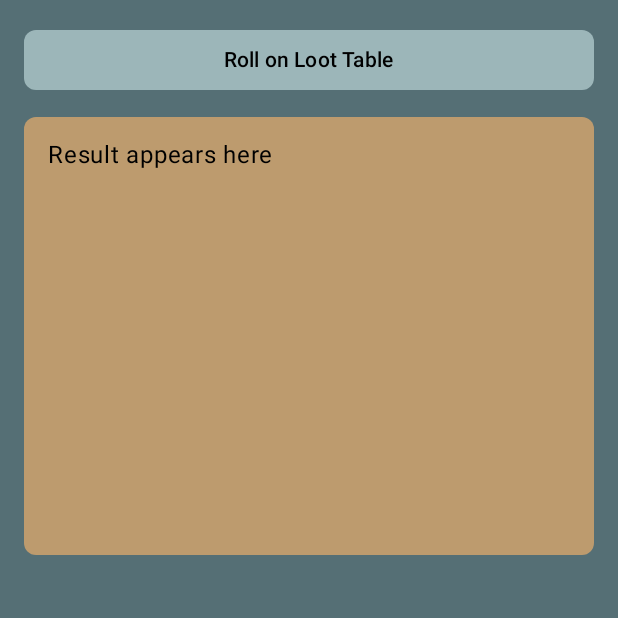
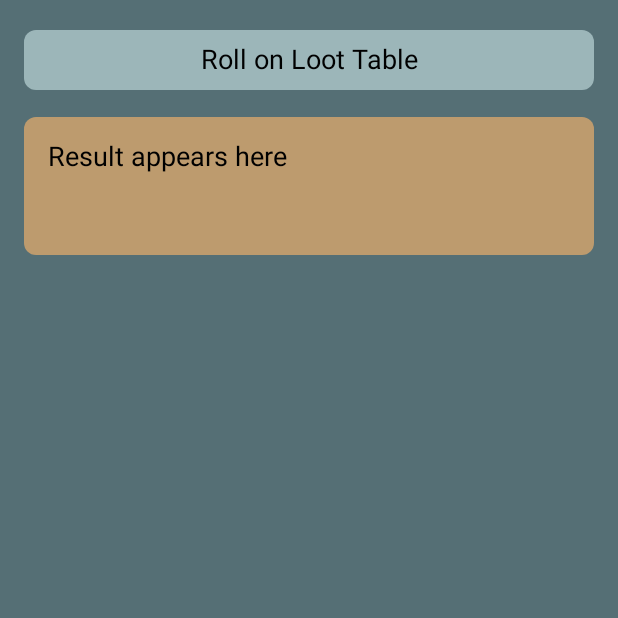
Before and after one commit to erickveil/MVITableRoller, an Android app built with Jetpack Compose: the screen it shows after launch (MainActivity), on a phone screen of 412 x 824 dp, the top half of it. Run offline under Robolectric (Android 15) with nearby library versions, the phone set to English and light mode, and no system bars.

Commit message:
Added dimensions to a theme file

```diff
--- /dev/null
+++ b/app/src/main/java/net/erickveil/mvi_table_roller/ui/theme/Dimens.kt
@@ -0,0 +1,11 @@
+package net.erickveil.mvi_table_roller.ui.theme
+
+import androidx.compose.ui.unit.dp
+import androidx.compose.ui.unit.sp
+
+val controlPadding = 16.dp
+val outputBoxMinHeight = 100.dp
+val columnSpacing = 10.dp
+val cornerRadius = 8.dp
+val internalPadding = 4.dp
+val textFontSize = 18.sp
--- a/app/src/main/java/net/erickveil/mvi_table_roller/ui/view/LootTableView.kt
+++ b/app/src/main/java/net/erickveil/mvi_table_roller/ui/view/LootTableView.kt
@@ -10,18 +10,23 @@ import androidx.compose.foundation.layout.padding
 import androidx.compose.foundation.shape.RoundedCornerShape
 import androidx.compose.material3.Button
 import androidx.compose.material3.ButtonDefaults
-import androidx.compose.material3.MaterialTheme
 import androidx.compose.material3.Surface
 import androidx.compose.material3.Text
 import androidx.compose.runtime.Composable
 import androidx.compose.ui.Modifier
 import androidx.compose.ui.graphics.Color
+import androidx.compose.ui.text.TextStyle
 import androidx.compose.ui.tooling.preview.Preview
-import androidx.compose.ui.unit.dp
 import net.erickveil.mvi_table_roller.ui.theme.buttonColor
 import net.erickveil.mvi_table_roller.ui.theme.buttonTextColor
+import net.erickveil.mvi_table_roller.ui.theme.columnSpacing
+import net.erickveil.mvi_table_roller.ui.theme.controlPadding
+import net.erickveil.mvi_table_roller.ui.theme.cornerRadius
 import net.erickveil.mvi_table_roller.ui.theme.descriptoinBGColor
+import net.erickveil.mvi_table_roller.ui.theme.internalPadding
+import net.erickveil.mvi_table_roller.ui.theme.outputBoxMinHeight
 import net.erickveil.mvi_table_roller.ui.theme.pageBGColor
+import net.erickveil.mvi_table_roller.ui.theme.textFontSize
 
 @Composable
 fun LootTableUIEnhanced(onRollTable: () -> Unit, resultText: String = "Result appears here") {
@@ -30,35 +35,38 @@ fun LootTableUIEnhanced(onRollTable: () -> Unit, resultText: String = "Result ap
         .fillMaxWidth()
         .background(pageBGColor)) {
         Column(
-            modifier = Modifier.padding(16.dp),
-            verticalArrangement = Arrangement.spacedBy(10.dp)
+            modifier = Modifier.padding(controlPadding),
+            verticalArrangement = Arrangement.spacedBy(columnSpacing)
         ) {
             // Button with rounded corners
             Button(
                 onClick = onRollTable,
                 modifier = Modifier.fillMaxWidth(),
-                shape = RoundedCornerShape(8.dp),
+                shape = RoundedCornerShape(cornerRadius),
                 colors = ButtonDefaults.buttonColors(buttonColor)
             ) {
-                Text("Roll on Loot Table", color = buttonTextColor)
+                Text("Roll on Loot Table",
+                    color = buttonTextColor,
+                    style = TextStyle(fontSize = textFontSize)
+                )
             }
 
             // Result text within a rounded corner rectangle
             Surface(
                 modifier = Modifier
                     .fillMaxWidth()
-                    .heightIn( min = 300.dp)
-                    .padding(vertical = 4.dp),
-                shape = RoundedCornerShape(8.dp),
+                    .heightIn( min = outputBoxMinHeight)
+                    .padding(vertical = internalPadding),
+                shape = RoundedCornerShape(cornerRadius),
                 color = descriptoinBGColor
             ) {
                 Text(
                     text = resultText,
                     modifier = Modifier
-                        .padding(16.dp)
+                        .padding(controlPadding)
                         .fillMaxWidth(),
                     color = Color.Black,
-                    style = MaterialTheme.typography.bodyLarge
+                    style = TextStyle(fontSize = textFontSize)
                 )
             }
         }
```
